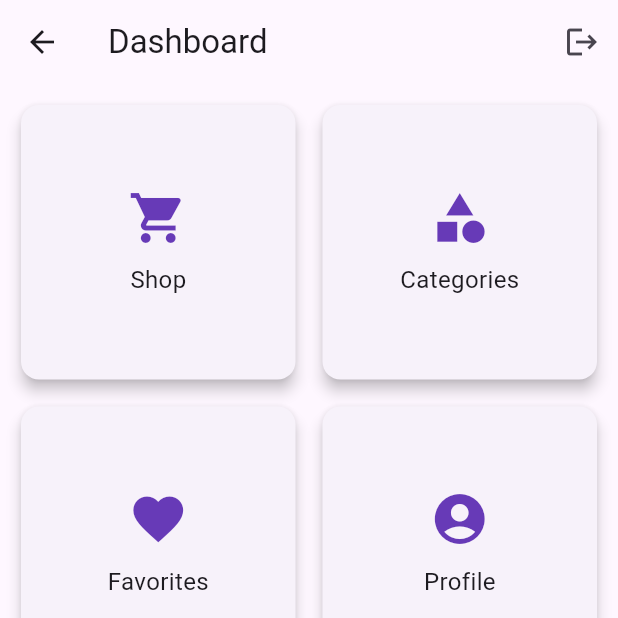
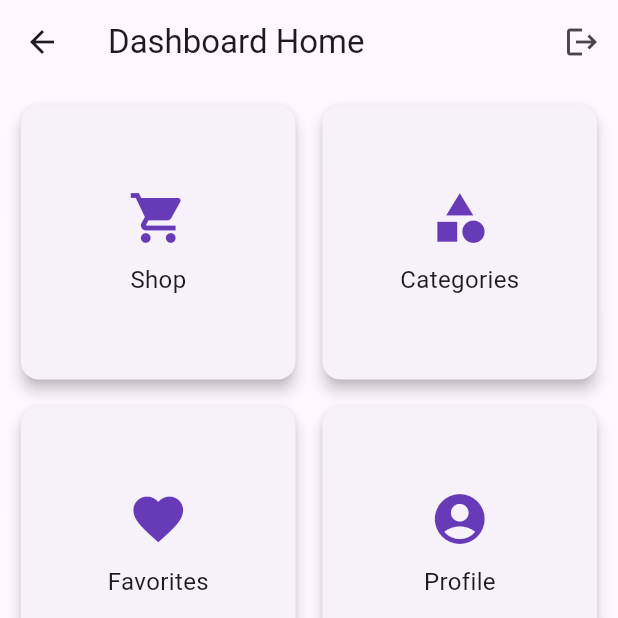
Before and after one commit to Mohitkhanal007/Grocery_store_app, a Flutter app: the DashboardScreen screen opened by its route, on a phone screen of 412 x 824 dp, the top half of it. Run offline on Flutter 3.47's test engine with Material 3 defaults, Android fonts, the phone set to English and light mode, and no system bars.

Commit message:
Updated dashboard title

```diff
--- a/my_flutter_app/lib/screens/dashboard_screen.dart
+++ b/my_flutter_app/lib/screens/dashboard_screen.dart
@@ -7,7 +7,7 @@ class DashboardScreen extends StatelessWidget {
   Widget build(BuildContext context) {
     return Scaffold(
       appBar: AppBar(
-        title: const Text("Dashboard"),
+        title: const Text("Dashboard Home"),
         actions: [
           IconButton(
             icon: const Icon(Icons.logout),
```
